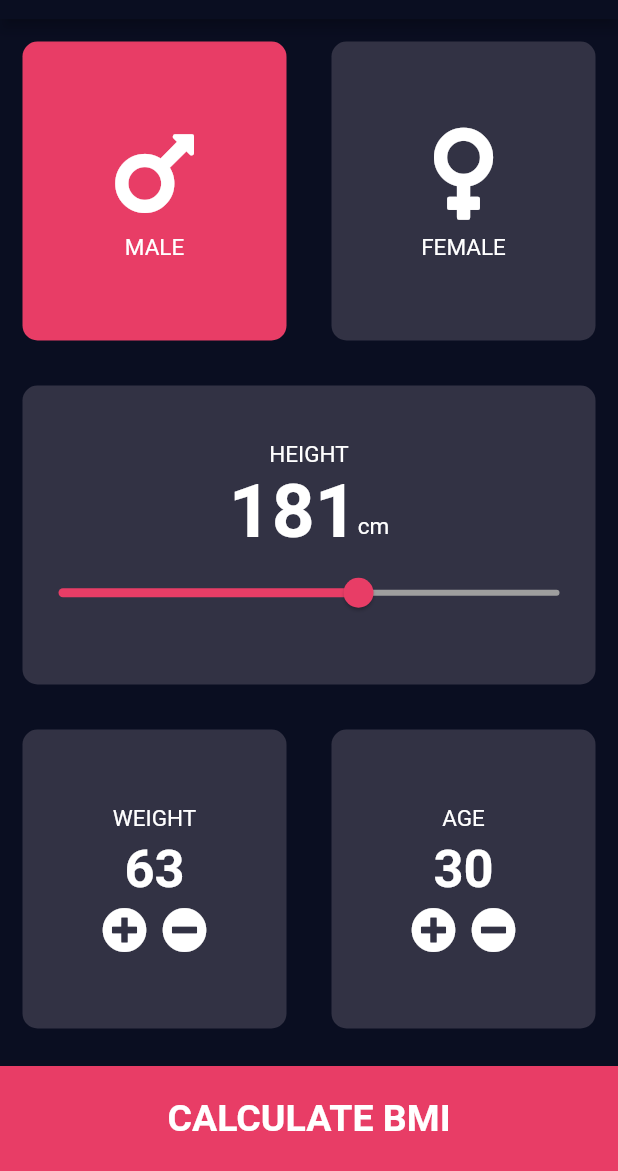
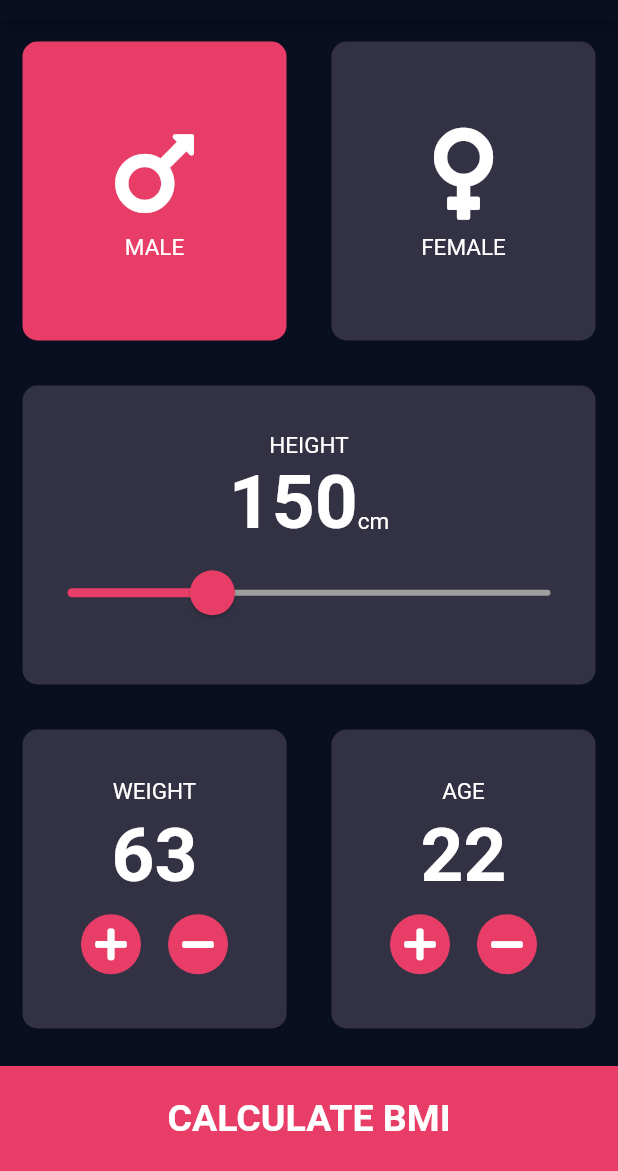
Before and after one commit to rokydas/bmi-calculator, a Flutter app: the screen it shows after launch, after a tap on "MALE", on a phone screen of 412 x 824 dp, the part 65-1236 px from its top. Run offline on Flutter 3.47's test engine with Material 2 defaults, Android fonts, the phone set to English and light mode, and no system bars; our stand-ins replace font_awesome_flutter, hexcolor.

Commit message:
first page design and refactor done

```diff
--- a/lib/common_styles.dart
+++ b/lib/common_styles.dart
@@ -1,6 +1,17 @@
 import 'package:flutter/material.dart';
+import 'package:hexcolor/hexcolor.dart';
 
-const labelStyle = TextStyle(
+const double kBottomButtonHeight = 70.0;
+Color kInActiveColor = HexColor('FF323244');
+Color kActiveColor = HexColor('#e83d66');
+
+const kLabelStyle = TextStyle(
     color: Colors.white,
     fontSize: 15
 );
+
+const kNumberStyle = TextStyle(
+    color: Colors.white,
+    fontSize: 50,
+    fontWeight: FontWeight.bold
+);
--- a/lib/icon_column.dart
+++ b/lib/gender_column.dart
@@ -19,7 +19,7 @@ class CardColumn extends StatelessWidget {
         SizedBox(height: 5,),
         Text(
           text,
-          style: labelStyle
+          style: kLabelStyle
         ),
       ],
     );
--- a/lib/inputPage.dart
+++ b/lib/inputPage.dart
@@ -1,12 +1,19 @@
-import 'package:bmi_calculator/icon_column.dart';
+import 'package:bmi_calculator/gender_column.dart';
 import 'package:bmi_calculator/reusable_card.dart';
+import 'package:bmi_calculator/round_icon_button.dart';
+import 'package:bmi_calculator/weight_age_column.dart';
 import 'package:flutter/material.dart';
 import 'package:font_awesome_flutter/font_awesome_flutter.dart';
 import 'package:hexcolor/hexcolor.dart';
 
-const double bottomButtonHeight = 70.0;
-Color inActiveColor = HexColor('FF323244');
-Color activeColor = HexColor('#e83d66');
+import 'common_styles.dart';
+
+enum Gender {
+    male,
+    female,
+}
+
+Gender selectedGender;
 
 class InputPage extends StatefulWidget {
   @override
@@ -15,18 +22,21 @@ class InputPage extends StatefulWidget {
 
 class _InputPageState extends State<InputPage> {
 
-  Color maleColor = inActiveColor;
-  Color femaleColor = inActiveColor;
+  double currentValue = 150;
+  int weight = 63;
+  int age = 22;
 
-  void updateGenderColor({bool isMale}) {
-      if(isMale) {
-        maleColor = activeColor;
-        femaleColor = inActiveColor;
+  Function updateWeightAge({String type, bool operation}) {
+    if(operation && type == "weight") weight++;
+    else if(operation && type == "age") age++;
+    else if(!operation && type == "weight") weight--;
+    else if(!operation && type == "age") age--;
   }
-      else {
-        maleColor = inActiveColor;
-        femaleColor = activeColor;
-      }
+
+  Function updateGenderActivity(gender) {
+      setState(() {
+        gender == 'male' ? selectedGender = Gender.male : selectedGender = Gender.female;
+      });
   }
 
   @override
@@ -47,29 +57,19 @@ class _InputPageState extends State<InputPage> {
               child: Row(
                 children: [
                   Expanded(
-                    child: GestureDetector(
-                      onTap: () {
-                        setState(() {
-                          updateGenderColor(isMale: true);
-                        });
-                      },
                     child: ReusableCard(
-                          colour: maleColor,
-                          cardChild: CardColumn(text: 'MALE')
-                      ),
+                        colour: selectedGender == Gender.male ? kActiveColor : kInActiveColor,
+                        cardChild: CardColumn(text: 'MALE'),
+                        updateGenderActivity: updateGenderActivity,
+                        isMale: true,
                     ),
                   ),
                   Expanded(
-                    child: GestureDetector(
-                      onTap: () {
-                        setState(() {
-                          updateGenderColor(isMale: false);
-                        });
-                      },
                     child: ReusableCard(
-                          colour: femaleColor,
-                          cardChild: CardColumn(text: 'FEMALE')
-                      ),
+                        colour: selectedGender == Gender.female ? kActiveColor : kInActiveColor,
+                        cardChild: CardColumn(text: 'FEMALE'),
+                        updateGenderActivity: updateGenderActivity,
+                        isMale: false,
                     ),
                   ),
                 ],
@@ -83,46 +83,35 @@ class _InputPageState extends State<InputPage> {
                   children: [
                     Text(
                       'HEIGHT',
-                      style: TextStyle(
-                          fontSize: 15
-                      ),
+                      style: kLabelStyle,
                     ),
                     Row(
                       mainAxisAlignment: MainAxisAlignment.center,
+                      crossAxisAlignment: CrossAxisAlignment.baseline,
+                      textBaseline: TextBaseline.alphabetic,
                       children: [
-                        Text(
-                          '181',
-                          style: TextStyle(
-                              color: Colors.white,
-                              fontSize: 50,
-                              fontWeight: FontWeight.bold
-                          ),
-                        ),
-                        Padding(
-                          padding: EdgeInsets.only(top: 18),
-                          child: Text(
-                            'cm',
-                            style: TextStyle(
-                                color: Colors.white,
-                                fontSize: 15
-                            ),
-                          ),
-                        )
+                        Text(currentValue.round().toString(), style: kNumberStyle),
+                        Text('cm', style: kLabelStyle)
                       ],
                     ),
-                    Slider(
-                      activeColor: HexColor('#e83d66'),
-                      inactiveColor: Colors.grey,
-                      value: 280,
-                      min: 100,
-                      max: 400,
-                      divisions: 300,
-                      label: "10",
+                    SliderTheme(
+                      data: SliderTheme.of(context).copyWith(
+                        activeTrackColor: HexColor('#e83d66'),
+                        inactiveTrackColor: Colors.grey,
+                        thumbColor: HexColor('#e83d66'),
+                        thumbShape: RoundSliderThumbShape(enabledThumbRadius: 15),
+                        overlayShape: RoundSliderOverlayShape(overlayRadius: 30),
+                      ),
+                      child: Slider(
+                        value: currentValue,
+                        min: 120,
+                        max: 220,
                         onChanged: (double value) {
                           setState(() {
-                          print(value);
+                            currentValue = value;
                           });
                         },
+                      ),
                     ),
                   ],
                 ),
@@ -134,78 +123,36 @@ class _InputPageState extends State<InputPage> {
                   Expanded(
                       child: ReusableCard(
                         colour: HexColor('FF323244'),
-                        cardChild: Column(
-                          mainAxisAlignment: MainAxisAlignment.center,
-                          children: [
-                            Text(
-                              'WEIGHT',
-                              style: TextStyle(
-                                  fontSize: 15
-                              ),
-                            ),
-                            SizedBox(height: 5,),
-                            Text(
-                              '63',
-                              style: TextStyle(
-                                  fontWeight: FontWeight.bold,
-                                  fontSize: 35
-                              ),
-                            ),
-                            SizedBox(height: 5,),
-                            Row(
-                              mainAxisAlignment: MainAxisAlignment.center,
-                              children: [
-                                FaIcon(
-                                  FontAwesomeIcons.plusCircle,
-                                  size: 30,
-                                ),
-                                SizedBox(width: 10,),
-                                FaIcon(
-                                  FontAwesomeIcons.minusCircle,
-                                  size: 30,
-                                ),
-                              ],
-                            )
-                          ],
+                        cardChild: WeightAgeColumn(
+                          type: 'WEIGHT', number: weight,
+                          onPlusPressed: () {
+                            setState(() {
+                              updateWeightAge(type: 'weight', operation: true);
+                            });
+                          },
+                          onMinusPressed: () {
+                            setState(() {
+                              updateWeightAge(type: 'weight', operation: false);
+                            });
+                          },
                         ),
                       ),
                   ),
                   Expanded(
                     child: ReusableCard(
                       colour: HexColor('FF323244'),
-                      cardChild: Column(
-                        mainAxisAlignment: MainAxisAlignment.center,
-                        children: [
-                          Text(
-                            'AGE',
-                            style: TextStyle(
-                                fontSize: 15
-                            ),
-                          ),
-                          SizedBox(height: 5,),
-                          Text(
-                            '30',
-                            style: TextStyle(
-                                fontWeight: FontWeight.bold,
-                                fontSize: 35
-                            ),
-                          ),
-                          SizedBox(height: 5,),
-                          Row(
-                            mainAxisAlignment: MainAxisAlignment.center,
-                            children: [
-                              FaIcon(
-                                FontAwesomeIcons.plusCircle,
-                                size: 30,
-                              ),
-                              SizedBox(width: 10,),
-                              FaIcon(
-                                FontAwesomeIcons.minusCircle,
-                                size: 30,
-                              ),
-                            ],
-                          )
-                        ],
+                       cardChild: WeightAgeColumn(
+                        type: 'AGE', number: age,
+                        onPlusPressed: () {
+                          setState(() {
+                            updateWeightAge(type: 'age', operation: true);
+                          });
+                        },
+                        onMinusPressed: () {
+                          setState(() {
+                            updateWeightAge(type: 'age', operation: false);
+                          });
+                        },
                       ),
                     ),
                   ),
@@ -216,7 +163,7 @@ class _InputPageState extends State<InputPage> {
               color: HexColor('#e83d66'),
               margin: EdgeInsets.only(top: 10),
               width: double.infinity,
-              height: bottomButtonHeight,
+              height: kBottomButtonHeight,
               child: Center(
                 child: Text(
                     'CALCULATE BMI',
--- a/lib/main.dart
+++ b/lib/main.dart
@@ -1,5 +1,6 @@
 import 'package:bmi_calculator/inputPage.dart';
 import 'package:flutter/material.dart';
+import 'package:hexcolor/hexcolor.dart';
 
 void main() => runApp(BMICalculator());
 
--- a/lib/reusable_card.dart
+++ b/lib/reusable_card.dart
@@ -1,19 +1,25 @@
+import 'package:bmi_calculator/inputPage.dart';
 import 'package:flutter/material.dart';
 
 class ReusableCard extends StatelessWidget {
-  ReusableCard({@required this.colour, @required this.cardChild});
+  ReusableCard({@required this.colour, @required this.cardChild, @required this.updateGenderActivity, @required this.isMale});
 
   final Color colour;
   final Widget cardChild;
+  final Function updateGenderActivity;
+  final bool isMale;
 
   @override
   Widget build(BuildContext context) {
-    return Container(
-      child: cardChild,
-      margin: EdgeInsets.all(15.0),
-      decoration: BoxDecoration(
-        color: colour,
-        borderRadius: BorderRadius.circular(10),
+    return GestureDetector(
+      onTap: () => updateGenderActivity( isMale ? 'male' : 'female'),
+      child: Container(
+        child: cardChild,
+        margin: EdgeInsets.all(15.0),
+        decoration: BoxDecoration(
+          color: colour,
+          borderRadius: BorderRadius.circular(10),
+        ),
       ),
     );
   }
--- /dev/null
+++ b/lib/round_icon_button.dart
@@ -0,0 +1,24 @@
+import 'package:flutter/material.dart';
+import 'package:hexcolor/hexcolor.dart';
+
+class RoundIconButton extends StatelessWidget {
+  RoundIconButton({@required this.icon, @required this.onPressed});
+
+  final IconData icon;
+  final Function onPressed;
+
+  @override
+  Widget build(BuildContext context) {
+    return RawMaterialButton(
+      constraints: BoxConstraints.tightFor(
+          width: 40,
+          height: 40
+      ),
+      elevation: 0.0,
+      shape: CircleBorder(),
+      child: Icon(icon),
+      onPressed: onPressed,
+      fillColor: HexColor('#e83d66'),
+    );
+  }
+}
--- /dev/null
+++ b/lib/weight_age_column.dart
@@ -0,0 +1,34 @@
+import 'package:bmi_calculator/round_icon_button.dart';
+import 'package:flutter/material.dart';
+import 'package:font_awesome_flutter/font_awesome_flutter.dart';
+import 'common_styles.dart';
+
+class WeightAgeColumn extends StatelessWidget {
+  WeightAgeColumn({@required this.number, @required this.type, @required this.onPlusPressed, @required this.onMinusPressed});
+
+  String type;
+  int number;
+  final Function onPlusPressed;
+  final Function onMinusPressed;
+
+  @override
+  Widget build(BuildContext context) {
+    return Column(
+      mainAxisAlignment: MainAxisAlignment.center,
+      children: [
+        Text(type, style: kLabelStyle),
+        SizedBox(height: 5,),
+        Text('$number', style: kNumberStyle),
+        SizedBox(height: 5,),
+        Row(
+          mainAxisAlignment: MainAxisAlignment.center,
+          children: [
+            RoundIconButton(icon: FontAwesomeIcons.plus, onPressed: onPlusPressed ),
+            SizedBox(width: 10,),
+            RoundIconButton(icon: FontAwesomeIcons.minus, onPressed: onMinusPressed ),
+          ],
+        )
+      ],
+    );
+  }
+}
```
Lines whose indentation alone changed are shown as unchanged.
